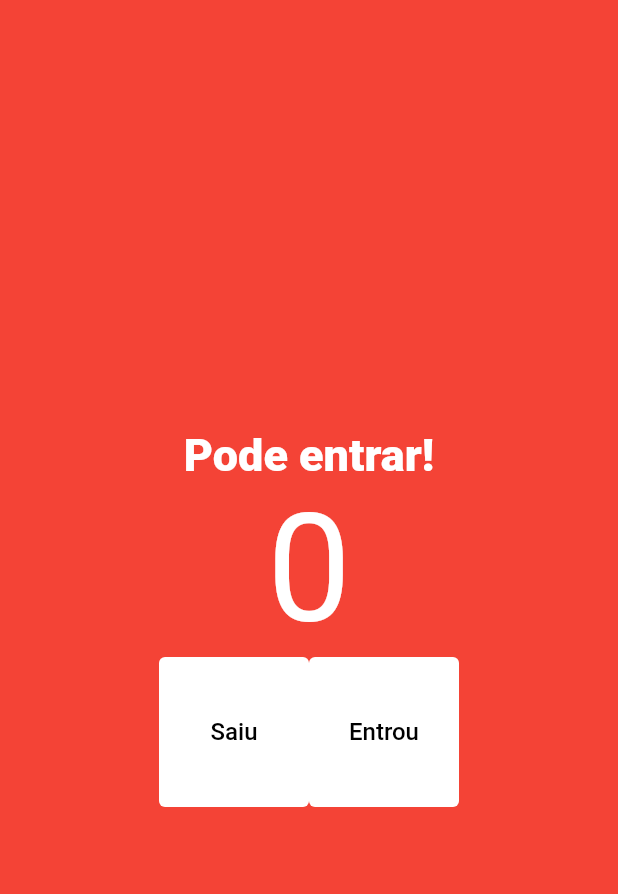
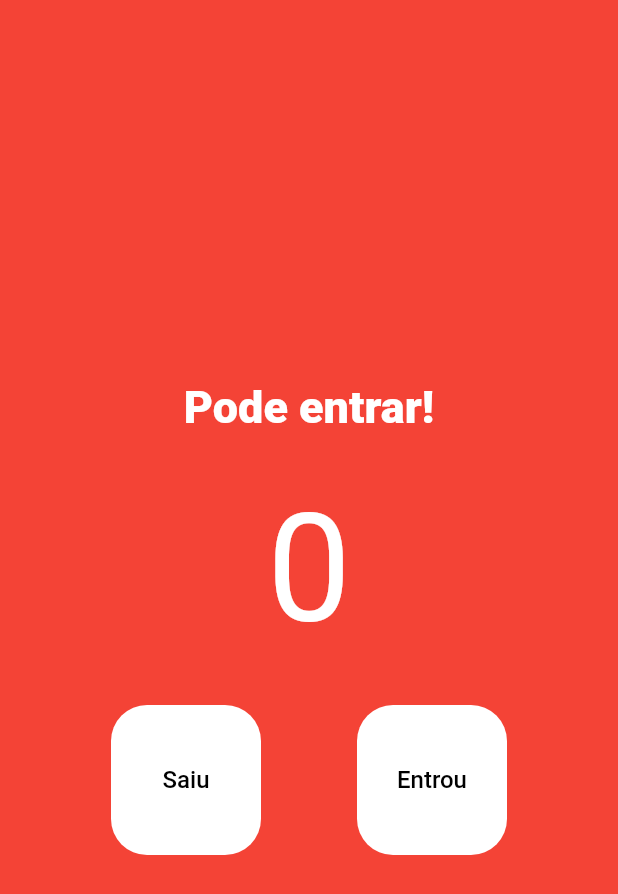
Before and after one commit to filipe191/flutter_flutter, a Flutter app: the screen it shows after launch, on a phone screen of 412 x 824 dp. Shown: the top 894 px of the screen. Run offline on Flutter 3.47's test engine with Material 2 defaults, Android fonts, the light colour scheme and no system bars.

Commit message:
feat: subindo com separacao

```diff
--- a/flutter_estudo/lib/main.dart
+++ b/flutter_estudo/lib/main.dart
@@ -46,6 +46,9 @@ class HomePage extends StatelessWidget {
               fontWeight: FontWeight.w800,
             ),
           ),
+          const SizedBox(
+            height: 32,
+          ),
           const Text(
             '0',
             style: TextStyle(
@@ -53,15 +56,20 @@ class HomePage extends StatelessWidget {
               color: Colors.white,
             ),
           ),
+          const SizedBox(
+            height: 32,
+          ),
           Row(
             mainAxisAlignment: MainAxisAlignment.center,
             children: [
               TextButton(
                 onPressed: decrement,
                 style: TextButton.styleFrom(
-                  backgroundColor: Colors.white,
-                  fixedSize: const Size(100, 100),
-                ),
+                    backgroundColor: Colors.white,
+                    fixedSize: const Size(100, 100),
+                    shape: RoundedRectangleBorder(
+                      borderRadius: BorderRadius.circular(24),
+                    )),
                 child: const Text(
                   'Saiu',
                   style: TextStyle(
@@ -70,12 +78,17 @@ class HomePage extends StatelessWidget {
                   ),
                 ),
               ),
+              const SizedBox(
+                width: 64,
+              ),
               TextButton(
                 onPressed: increment,
                 style: TextButton.styleFrom(
-                  backgroundColor: Colors.white,
-                  fixedSize: const Size(100, 100),
-                ),
+                    backgroundColor: Colors.white,
+                    fixedSize: const Size(100, 100),
+                    shape: RoundedRectangleBorder(
+                      borderRadius: BorderRadius.circular(24),
+                    )),
                 child: const Text(
                   'Entrou',
                   style: TextStyle(
```
